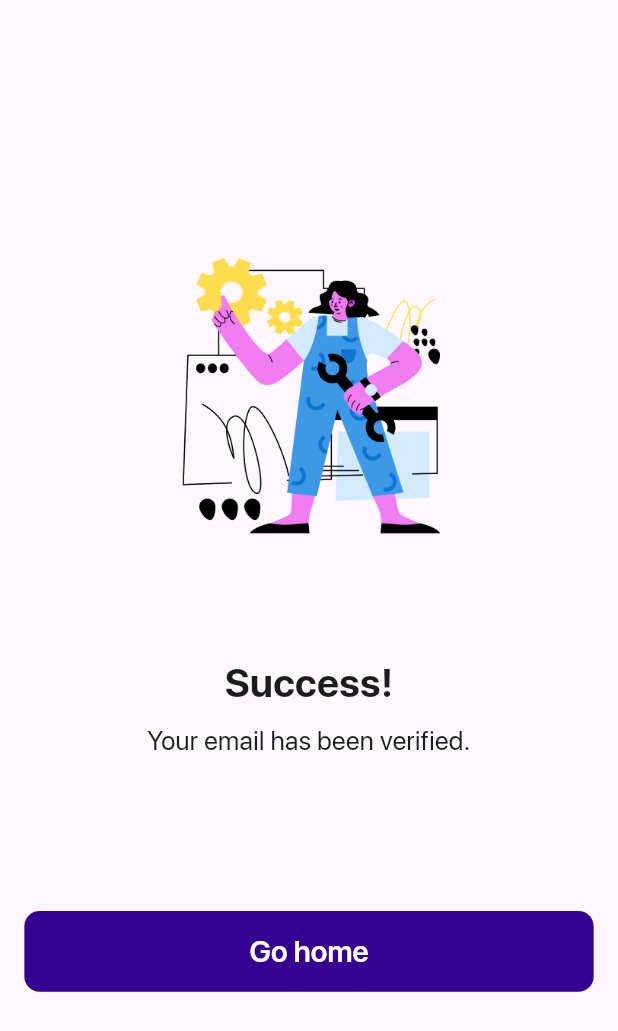
After one commit to Inklings-Ops/meno-fe-v2, a Flutter app: the VerificationFeedbackPage screen opened by its route, on a phone screen of 412 x 824 dp. The commit adds this screen. Shown: the top 1031 px of the screen. Run offline on Flutter 3.47's test engine with Material 2 defaults, Android fonts, the phone set to English and light mode, and no system bars; our stand-ins replace auto_route, dartz, dio, equatable, firebase_core, flutter_hooks and 16 more; missing offline and left inert: rive_splash_screen; accounts and stored records are empty; generated files the repository leaves out were written again; project files that could hold a hidden picture were left out.

Commit message:
feat: add Verification page

```diff
--- a/lib/core/router/m_router.dart
+++ b/lib/core/router/m_router.dart
@@ -5,6 +5,8 @@ import 'package:meno_fe_v2/modules/auth/presentation/pages/auth_page.dart';
 import 'package:meno_fe_v2/modules/auth/presentation/pages/login/login_page.dart';
 import 'package:meno_fe_v2/modules/auth/presentation/pages/register/register_page.dart';
 import 'package:meno_fe_v2/modules/auth/presentation/pages/onboarding/onboarding_page.dart';
+import 'package:meno_fe_v2/modules/auth/presentation/pages/verification/verification_feedback_page.dart';
+import 'package:meno_fe_v2/modules/auth/presentation/pages/verification/verification_page.dart';
 import 'package:meno_fe_v2/splash_page.dart';
 import 'package:meno_fe_v2/core/router/onboarding_guard.dart';
 
@@ -21,6 +23,8 @@ part 'm_router.gr.dart';
     ),
     AutoRoute(page: LoginPage),
     AutoRoute(page: RegisterPage),
+    AutoRoute(page: VerificationPage),
+    AutoRoute(page: VerificationFeedbackPage),
     AutoRoute(page: LayoutPage),
   ],
 )
--- a/lib/modules/auth/presentation/pages/auth_page.dart
+++ b/lib/modules/auth/presentation/pages/auth_page.dart
@@ -4,16 +4,20 @@ import 'package:lottie/lottie.dart';
 import 'package:meno_fe_v2/layout/layout_page.dart';
 import 'package:meno_fe_v2/modules/auth/application/auth/auth_notifier.dart';
 import 'package:meno_fe_v2/modules/auth/presentation/pages/login/login_page.dart';
+import 'package:meno_fe_v2/modules/auth/presentation/pages/verification/verification_feedback_page.dart';
+import 'package:meno_fe_v2/modules/auth/presentation/pages/verification/verification_page.dart';
 
 class AuthPage extends ConsumerWidget {
   const AuthPage({super.key});
 
   @override
   Widget build(BuildContext context, WidgetRef ref) {
-    final state = ref.watch(authProvider);
+    final state = ref.read(authProvider);
 
     return state.maybeMap(
       orElse: () => const LoadingPage(),
+      verified: (_) => const VerificationFeedbackPage(),
+      unverified: (_) => const VerificationPage(),
       unauthenticated: (_) => const LoginPage(showLeading: false),
       authenticated: (a) => const LayoutPage(),
     );
--- /dev/null
+++ b/lib/modules/auth/presentation/pages/verification/verification_feedback_page.dart
@@ -0,0 +1,52 @@
+import 'package:flutter/material.dart';
+import 'package:flutter_riverpod/flutter_riverpod.dart';
+import 'package:meno_fe_v2/common/utils/m_size.dart';
+import 'package:meno_fe_v2/common/widgets/m_button.dart';
+import 'package:meno_fe_v2/modules/auth/application/auth/auth_notifier.dart';
+
+class VerificationFeedbackPage extends ConsumerWidget {
+  const VerificationFeedbackPage({super.key});
+
+  @override
+  Widget build(BuildContext context, WidgetRef ref) {
+    return Scaffold(
+      body: Padding(
+        padding: MSize.pSymmetric(h: 16.0),
+        child: Column(
+          mainAxisAlignment: MainAxisAlignment.center,
+          children: [
+            Image.asset(
+              "assets/images/reset-password/password_reset_success.png",
+              height: MSize.r(200),
+              width: MSize.r(200),
+            ),
+            MSize.vS(70),
+            Text(
+              'Success!',
+              style: TextStyle(
+                fontSize: MSize.fS(24),
+                fontWeight: FontWeight.bold,
+              ),
+            ),
+            MSize.vS(6),
+            Padding(
+              padding: MSize.pSymmetric(h: 60),
+              child: Text(
+                'Your email has been verified.',
+                textAlign: TextAlign.center,
+                style: TextStyle(fontSize: MSize.fS(16)),
+              ),
+            ),
+            MSize.vS(100),
+            MButton(
+              title: 'Go home',
+              onPressed: () {
+                ref.read(authProvider.notifier).checkAuthenticated();
+              },
+            ),
+          ],
+        ),
+      ),
+    );
+  }
+}
--- a/lib/modules/auth/presentation/widgets/login/login_form.dart
+++ b/lib/modules/auth/presentation/widgets/login/login_form.dart
@@ -36,7 +36,6 @@ class LoginForm extends ConsumerWidget {
           (_) {
             ScaffoldMessenger.of(context).clearSnackBars();
             authEvent.checkAuthenticated();
-            authEvent.checkVerified();
           },
         ),
       );
```
Also changed, not shown: lib/common/hooks/use_interval.dart (added, +17 -0 lines), lib/modules/auth/application/verification/verification_notifier.dart (added, +54 -0 lines), lib/modules/auth/application/verification/verification_state.dart (added, +20 -0 lines), lib/modules/auth/presentation/pages/verification/verification_page.dart (added, +57 -0 lines), lib/modules/auth/presentation/widgets/verification/verification_form.dart (added, +109 -0 lines), lib/core/router/m_router.gr.dart, lib/modules/auth/application/verification/verification_notifier.freezed.dart (added).
